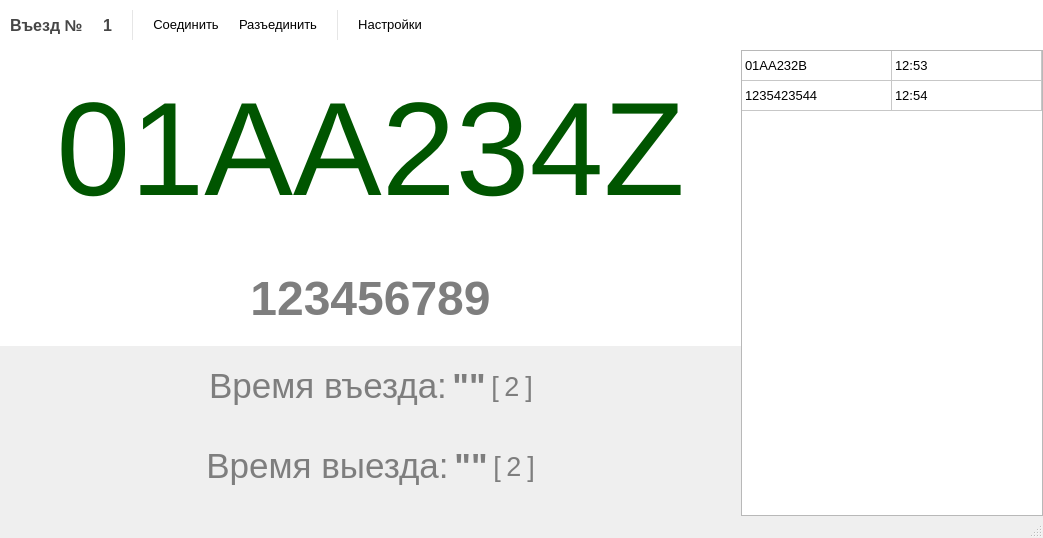
The window that AccessController/MainWindow.ui (Baxulio/ParkingACS) describes before a commit, drawn with Qt 5.
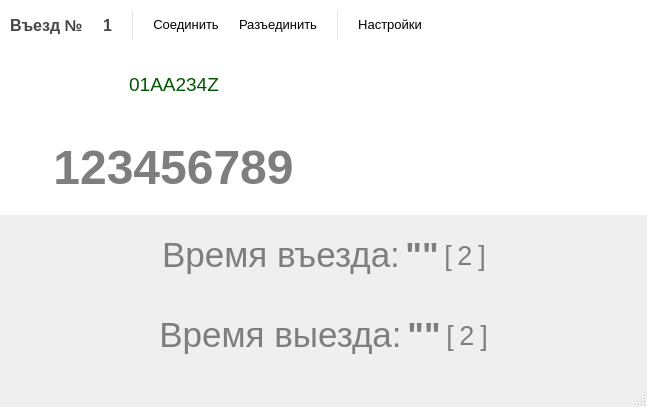
The same window after the commit. Icons and pictures are not drawn.

```diff
--- a/AccessController/MainWindow.ui
+++ b/AccessController/MainWindow.ui
@@ -6,8 +6,8 @@
    <rect>
     <x>0</x>
     <y>0</y>
-    <width>1043</width>
-    <height>538</height>
+    <width>647</width>
+    <height>407</height>
    </rect>
   </property>
   <property name="windowTitle">
@@ -36,7 +36,7 @@
    <bool>true</bool>
   </property>
   <widget class="QWidget" name="centralWidget">
-   <layout class="QVBoxLayout" name="verticalLayout" stretch="0,0">
+   <layout class="QVBoxLayout" name="verticalLayout" stretch="0,1">
     <property name="spacing">
      <number>0</number>
     </property>
@@ -290,20 +290,31 @@
      </widget>
     </item>
     <item>
-     <layout class="QHBoxLayout" name="horizontalLayout_7" stretch="0,1">
-      <property name="spacing">
-       <number>0</number>
-      </property>
-      <property name="rightMargin">
-       <number>0</number>
-      </property>
-      <item>
-       <layout class="QVBoxLayout" name="verticalLayout_2" stretch="1,0,0,0">
+     <layout class="QVBoxLayout" name="verticalLayout_2" stretch="1,0,0">
         <property name="spacing">
          <number>0</number>
         </property>
         <property name="bottomMargin">
          <number>10</number>
+      </property>
+      <item>
+       <layout class="QHBoxLayout" name="horizontalLayout_10" stretch="1,0">
+        <property name="spacing">
+         <number>0</number>
+        </property>
+        <property name="rightMargin">
+         <number>0</number>
+        </property>
+        <property name="bottomMargin">
+         <number>0</number>
+        </property>
+        <item>
+         <layout class="QVBoxLayout" name="verticalLayout_4">
+          <property name="spacing">
+           <number>0</number>
+          </property>
+          <property name="bottomMargin">
+           <number>0</number>
         </property>
         <item>
          <widget class="QFrame" name="plate_frame_2">
@@ -348,7 +359,7 @@
            <item>
             <widget class="QLabel" name="label">
              <property name="text">
-              <string>&lt;html&gt;&lt;head/&gt;&lt;body&gt;&lt;p align=&quot;center&quot;&gt;&lt;span style=&quot; font-size:100pt; color:#005500;&quot;&gt;01AA234Z&lt;/span&gt;&lt;/p&gt;&lt;/body&gt;&lt;/html&gt;</string>
+                <string>&lt;html&gt;&lt;head/&gt;&lt;body&gt;&lt;p align=&quot;center&quot;&gt;&lt;span style=&quot; font-size:14pt; color:#005500;&quot;&gt;01AA234Z&lt;/span&gt;&lt;/p&gt;&lt;/body&gt;&lt;/html&gt;</string>
              </property>
             </widget>
            </item>
@@ -423,6 +434,94 @@
           </layout>
          </widget>
         </item>
+         </layout>
+        </item>
+        <item>
+         <widget class="QScrollArea" name="scrollArea">
+          <property name="minimumSize">
+           <size>
+            <width>300</width>
+            <height>0</height>
+           </size>
+          </property>
+          <property name="maximumSize">
+           <size>
+            <width>300</width>
+            <height>16777215</height>
+           </size>
+          </property>
+          <property name="styleSheet">
+           <string notr="true">background-color: rgb(255, 255, 255);</string>
+          </property>
+          <property name="frameShape">
+           <enum>QFrame::NoFrame</enum>
+          </property>
+          <property name="verticalScrollBarPolicy">
+           <enum>Qt::ScrollBarAlwaysOff</enum>
+          </property>
+          <property name="horizontalScrollBarPolicy">
+           <enum>Qt::ScrollBarAlwaysOff</enum>
+          </property>
+          <property name="sizeAdjustPolicy">
+           <enum>QAbstractScrollArea::AdjustToContents</enum>
+          </property>
+          <property name="widgetResizable">
+           <bool>true</bool>
+          </property>
+          <widget class="QWidget" name="scrollAreaWidgetContents">
+           <property name="geometry">
+            <rect>
+             <x>0</x>
+             <y>0</y>
+             <width>300</width>
+             <height>160</height>
+            </rect>
+           </property>
+           <layout class="QVBoxLayout" name="verticalLayout_3">
+            <property name="spacing">
+             <number>0</number>
+            </property>
+            <property name="leftMargin">
+             <number>5</number>
+            </property>
+            <property name="topMargin">
+             <number>10</number>
+            </property>
+            <property name="rightMargin">
+             <number>10</number>
+            </property>
+            <property name="bottomMargin">
+             <number>0</number>
+            </property>
+            <item>
+             <layout class="QVBoxLayout" name="status_layout">
+              <property name="spacing">
+               <number>5</number>
+              </property>
+              <property name="rightMargin">
+               <number>0</number>
+              </property>
+             </layout>
+            </item>
+            <item>
+             <spacer name="verticalSpacer">
+              <property name="orientation">
+               <enum>Qt::Vertical</enum>
+              </property>
+              <property name="sizeHint" stdset="0">
+               <size>
+                <width>20</width>
+                <height>145</height>
+               </size>
+              </property>
+             </spacer>
+            </item>
+           </layout>
+          </widget>
+         </widget>
+        </item>
+       </layout>
+      </item>
         <item>
          <widget class="QFrame" name="enter_frame">
           <property name="frameShape">
@@ -723,129 +822,6 @@
             </spacer>
            </item>
           </layout>
-         </widget>
-        </item>
-       </layout>
-      </item>
-      <item>
-       <widget class="QTableWidget" name="tableWidget">
-        <property name="enabled">
-         <bool>true</bool>
-        </property>
-        <property name="sizePolicy">
-         <sizepolicy hsizetype="Fixed" vsizetype="Expanding">
-          <horstretch>0</horstretch>
-          <verstretch>0</verstretch>
-         </sizepolicy>
-        </property>
-        <property name="font">
-         <font>
-          <pointsize>10</pointsize>
-         </font>
-        </property>
-        <property name="frameShape">
-         <enum>QFrame::StyledPanel</enum>
-        </property>
-        <property name="frameShadow">
-         <enum>QFrame::Plain</enum>
-        </property>
-        <property name="verticalScrollBarPolicy">
-         <enum>Qt::ScrollBarAlwaysOff</enum>
-        </property>
-        <property name="horizontalScrollBarPolicy">
-         <enum>Qt::ScrollBarAlwaysOff</enum>
-        </property>
-        <property name="sizeAdjustPolicy">
-         <enum>QAbstractScrollArea::AdjustToContents</enum>
-        </property>
-        <property name="tabKeyNavigation">
-         <bool>false</bool>
-        </property>
-        <property name="showDropIndicator" stdset="0">
-         <bool>false</bool>
-        </property>
-        <property name="dragDropOverwriteMode">
-         <bool>false</bool>
-        </property>
-        <property name="alternatingRowColors">
-         <bool>false</bool>
-        </property>
-        <property name="selectionMode">
-         <enum>QAbstractItemView::NoSelection</enum>
-        </property>
-        <property name="selectionBehavior">
-         <enum>QAbstractItemView::SelectRows</enum>
-        </property>
-        <property name="textElideMode">
-         <enum>Qt::ElideNone</enum>
-        </property>
-        <property name="showGrid">
-         <bool>true</bool>
-        </property>
-        <property name="gridStyle">
-         <enum>Qt::SolidLine</enum>
-        </property>
-        <property name="wordWrap">
-         <bool>false</bool>
-        </property>
-        <property name="cornerButtonEnabled">
-         <bool>false</bool>
-        </property>
-        <attribute name="horizontalHeaderVisible">
-         <bool>false</bool>
-        </attribute>
-        <attribute name="horizontalHeaderDefaultSectionSize">
-         <number>150</number>
-        </attribute>
-        <attribute name="horizontalHeaderHighlightSections">
-         <bool>false</bool>
-        </attribute>
-        <attribute name="verticalHeaderVisible">
-         <bool>false</bool>
-        </attribute>
-        <attribute name="verticalHeaderHighlightSections">
-         <bool>false</bool>
-        </attribute>
-        <row>
-         <property name="text">
-          <string>New Row</string>
-         </property>
-        </row>
-        <row>
-         <property name="text">
-          <string>New Row</string>
-         </property>
-        </row>
-        <column>
-         <property name="text">
-          <string>Code</string>
-         </property>
-        </column>
-        <column>
-         <property name="text">
-          <string>Time</string>
-         </property>
-        </column>
-        <item row="0" column="0">
-         <property name="text">
-          <string>01AA232B</string>
-         </property>
-        </item>
-        <item row="0" column="1">
-         <property name="text">
-          <string>12:53</string>
-         </property>
-        </item>
-        <item row="1" column="0">
-         <property name="text">
-          <string>1235423544</string>
-         </property>
-        </item>
-        <item row="1" column="1">
-         <property name="text">
-          <string>12:54</string>
-         </property>
-        </item>
        </widget>
       </item>
      </layout>
```
Lines whose indentation alone changed are shown as unchanged.
